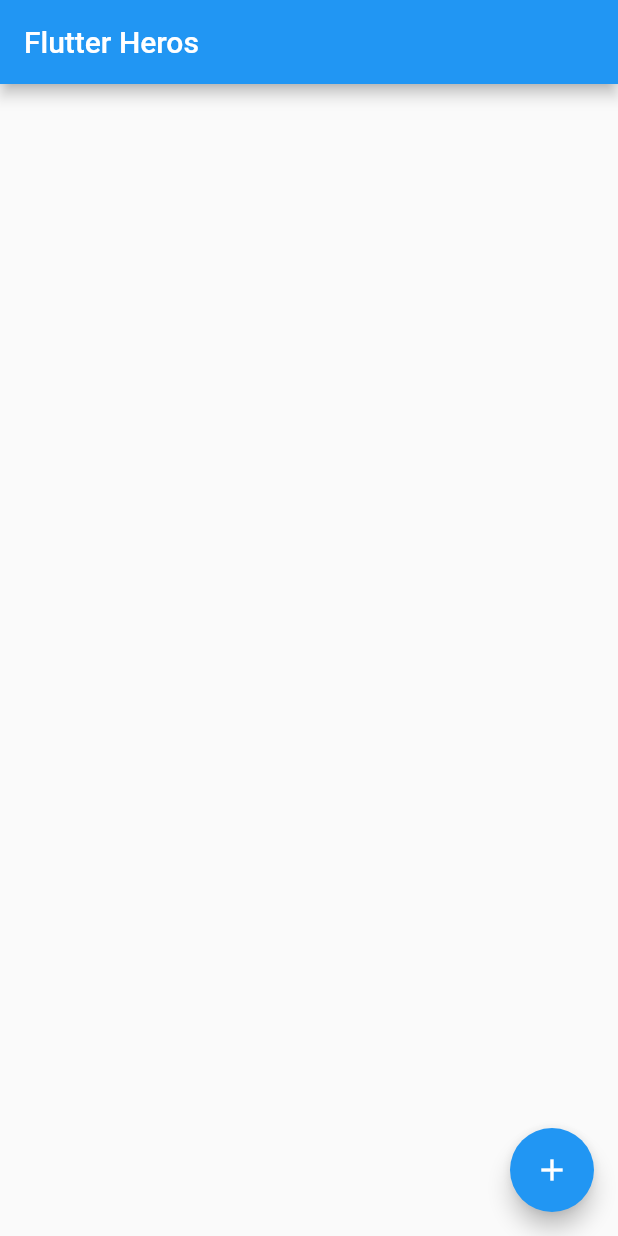
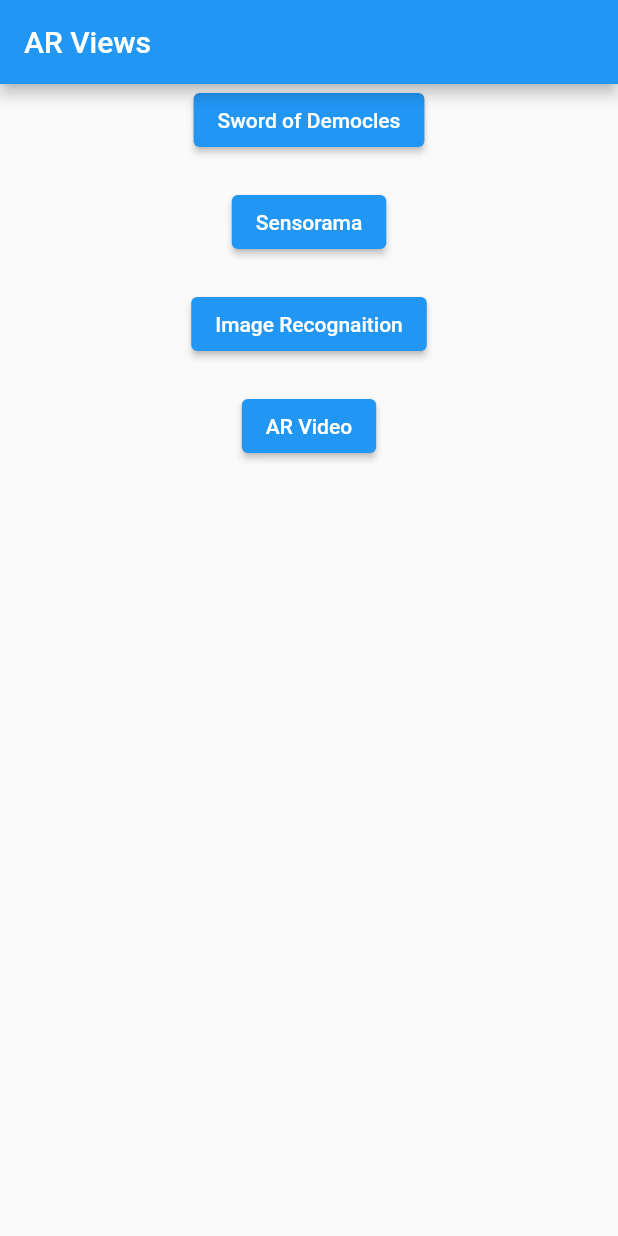
Before and after one commit to KendiJ/wild-ar, a Flutter app: the screen it shows after launch, on a phone screen of 412 x 824 dp. Run offline on Flutter 3.47's test engine with Material 2 defaults, Android fonts, the phone set to English and light mode, and no system bars; our stand-ins replace video_player; missing offline and left inert: arkit_plugin.

Commit message:
New changes

```diff
--- a/lib/main.dart
+++ b/lib/main.dart
@@ -1,5 +1,5 @@
 import 'package:flutter/material.dart';
-import 'package:wild_ar/video.dart';
+import 'package:wild_ar/screens.dart';
 
 void main() {
   runApp(const MyApp());
@@ -16,51 +16,7 @@ class MyApp extends StatelessWidget {
       theme: ThemeData(
         primarySwatch: Colors.blue,
       ),
-      home: const MyHomePage(title: 'Flutter Heros'),
+      home: const ScreensPage(),
     );
   }
 }
-
-class MyHomePage extends StatefulWidget {
-  const MyHomePage({super.key, required this.title});
-
-  final String title;
-
-  @override
-  State<MyHomePage> createState() => _MyHomePageState();
-}
-
-class _MyHomePageState extends State<MyHomePage> {
-
-  void _incrementCounter() {
-    Navigator.of(context).push(MaterialPageRoute(builder: (_) => const ARVideo()));
-  }
-
-  @override
-  Widget build(BuildContext context) {
-    return Scaffold(
-      appBar: AppBar(
-        title: Text(widget.title),
-      ),
-      // body: Center(
-      //   child: Column(
-      //     mainAxisAlignment: MainAxisAlignment.center,
-      //     children: <Widget>[
-      //       const Text(
-      //         'You have pushed the button this many times:',
-      //       ),
-      //       Text(
-      //         '$_counter',
-      //         style: Theme.of(context).textTheme.headlineMedium,
-      //       ),
-      //     ],
-      //   ),
-      // ),
-      floatingActionButton: FloatingActionButton(
-        onPressed: _incrementCounter,
-        tooltip: 'Increment',
-        child: const Icon(Icons.add),
-      ), // This trailing comma makes auto-formatting nicer for build methods.
-    );
-  }
-}
--- /dev/null
+++ b/lib/screens.dart
@@ -0,0 +1,66 @@
+import 'package:flutter/material.dart';
+import 'package:wild_ar/src/ar_kit/image_recognition.dart';
+import 'package:wild_ar/src/ar_kit/senorama.dart';
+import 'package:wild_ar/src/ar_kit/sword_of_democles.dart';
+import 'package:wild_ar/video.dart';
+
+class ScreensPage extends StatefulWidget {
+  const ScreensPage({super.key});
+
+  @override
+  State<ScreensPage> createState() => _ScreensPageState();
+}
+
+class _ScreensPageState extends State<ScreensPage> {
+  @override
+  Widget build(BuildContext context) {
+    return Scaffold(
+      appBar: AppBar(title: const Text("AR Views")),
+      body: Center(
+        child: Column(
+          children: [
+            ElevatedButton(
+              onPressed: () {
+                Navigator.push(
+                  context,
+                  MaterialPageRoute(
+                    builder: (context) => const SwordOfDemocles(),
+                  ),
+                );
+              },
+              child: const Text('Sword of Democles'),
+            ),
+            const SizedBox(height: 20),
+            ElevatedButton(
+              onPressed: () {
+                Navigator.push(
+                    context,
+                    MaterialPageRoute(
+                        builder: (context) => const SensoramaView()));
+              },
+              child: const Text("Sensorama"),
+            ),
+            const SizedBox(height: 20),
+            ElevatedButton(
+              onPressed: () {
+                Navigator.push(
+                    context,
+                    MaterialPageRoute(
+                        builder: (context) => const ImageRecognation()));
+              },
+              child: const Text('Image Recognaition'),
+            ),
+            const SizedBox(height: 20),
+            ElevatedButton(
+              onPressed: () {
+                Navigator.push(context,
+                    MaterialPageRoute(builder: (context) => const ARVideo()));
+              },
+              child: const Text('AR Video'),
+            )
+          ],
+        ),
+      ),
+    );
+  }
+}
--- a/lib/video.dart
+++ b/lib/video.dart
@@ -52,9 +52,6 @@ class _ARVideoState extends State<ARVideo> {
 
     final sphere = ARKitSphere(
       radius: 1,
-      // width: 0.1,
-      // height: 0.1,
-      // length: 0.1,
       materials: [ARKitMaterial(
             diffuse: ARKitMaterialProperty.video(
               width: 480,
```
Also changed, not shown: lib/src/ar_kit/image_recognition.dart (added, +39 -0 lines), lib/src/ar_kit/senorama.dart (added, +29 -0 lines), lib/src/ar_kit/sword_of_democles.dart (added, +29 -0 lines), pubspec.yaml (+6 -49 lines), assets/images/KICC.jpeg (added), assets/images/earth.jpg (added), assets/images/globe.jpeg (added), assets/images/kicc.png (added), pubspec.lock, 8 other files.
